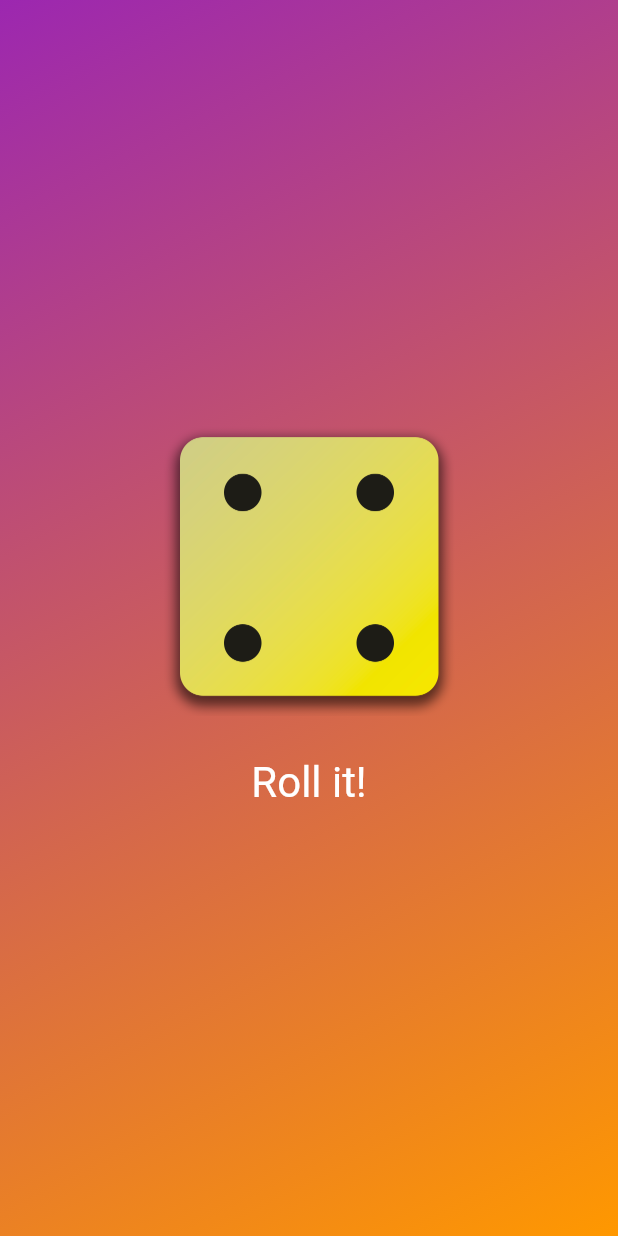
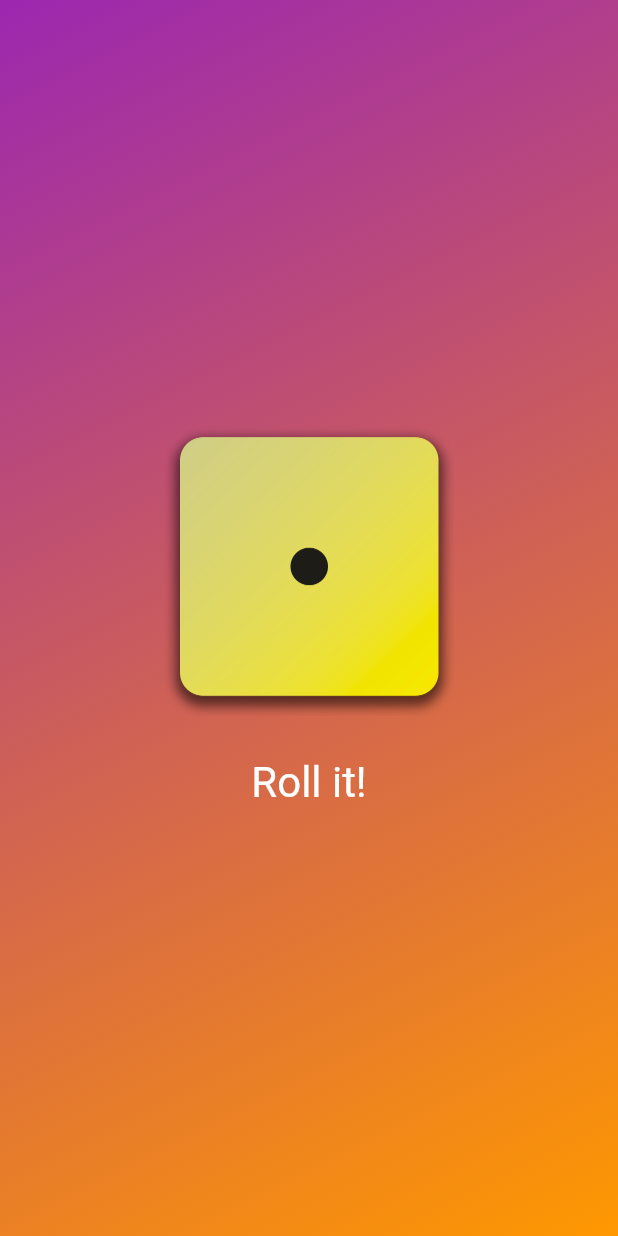
Before and after one commit to weitecklee/dice_app, a Flutter app: the screen it shows after launch, on a phone screen of 412 x 824 dp. Run offline on Flutter 3.47's test engine with Material 3 defaults, Android fonts, the phone set to English and light mode, and no system bars.

Commit message:
Extract dice roller code into stateful widget

```diff
--- /dev/null
+++ b/lib/dice_roller.dart
@@ -0,0 +1,46 @@
+import 'package:flutter/material.dart';
+
+class DiceRoller extends StatefulWidget {
+  const DiceRoller({super.key});
+
+  @override
+  State<DiceRoller> createState() {
+    return _DiceRollerState();
+  }
+}
+
+class _DiceRollerState extends State<DiceRoller> {
+  var activeDiceImage = 'assets/images/dice-1.png';
+
+  void rollDice() {
+    setState(() {
+      activeDiceImage = 'assets/images/dice-4.png';
+    });
+  }
+
+  @override
+  Widget build(BuildContext context) {
+    return Column(
+      mainAxisAlignment: MainAxisAlignment.center,
+      children: [
+        Image.asset(
+          activeDiceImage,
+          width: 200,
+        ),
+        const SizedBox(height: 20),
+        TextButton(
+          onPressed: rollDice,
+          style: TextButton.styleFrom(
+            foregroundColor: Colors.white,
+            textStyle: const TextStyle(
+              fontSize: 28,
+            ),
+          ),
+          child: const Text(
+            'Roll it!',
+          ),
+        )
+      ],
+    );
+  }
+}
--- a/lib/gradient_container.dart
+++ b/lib/gradient_container.dart
@@ -1,11 +1,10 @@
+import 'package:dice_app/dice_roller.dart';
 import 'package:flutter/material.dart';
 
 class GradientContainer extends StatelessWidget {
   const GradientContainer(this.colors, {super.key});
 
   final List<Color> colors;
-
-  void rollDice() {}
 
   @override
   Widget build(BuildContext context) {
@@ -17,29 +16,8 @@ class GradientContainer extends StatelessWidget {
           end: Alignment.bottomRight,
         ),
       ),
-      child: Center(
-        child: Column(
-          mainAxisAlignment: MainAxisAlignment.center,
-          children: [
-            Image.asset(
-              'assets/images/dice-4.png',
-              width: 200,
-            ),
-            const SizedBox(height: 20),
-            TextButton(
-              onPressed: rollDice,
-              style: TextButton.styleFrom(
-                foregroundColor: Colors.white,
-                textStyle: const TextStyle(
-                  fontSize: 28,
-                ),
-              ),
-              child: const Text(
-                'Roll it!',
-              ),
-            )
-          ],
-        ),
+      child: const Center(
+        child: DiceRoller(),
       ),
     );
   }
--- a/lib/main.dart
+++ b/lib/main.dart
@@ -3,10 +3,10 @@ import 'package:flutter/material.dart';
 
 void main() {
   runApp(
-    const MaterialApp(
+    MaterialApp(
       home: Scaffold(
         body: GradientContainer(
-          [
+          const [
             Colors.purple,
             Colors.orange,
           ],
```
